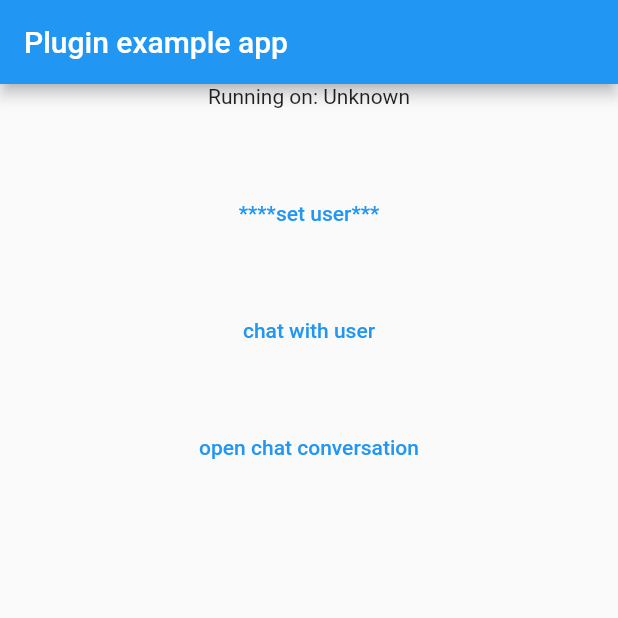
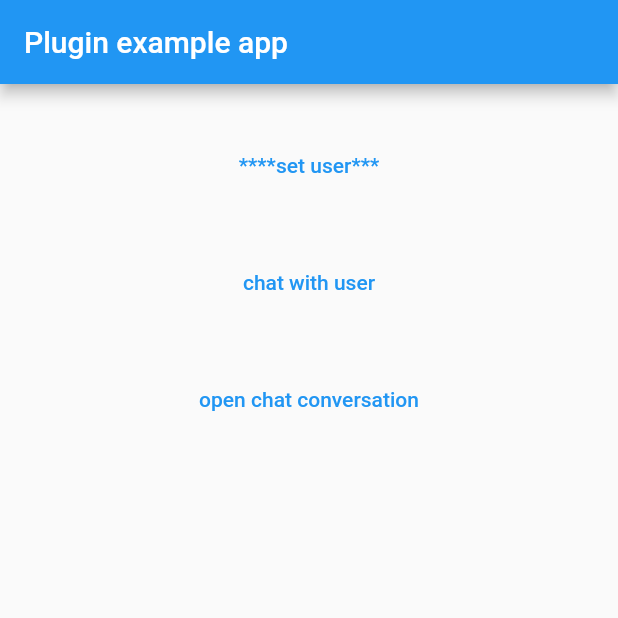
Before and after one commit to haohmaruru/chat-sdk-plugin, a Flutter app: the screen it shows after launch, on a phone screen of 412 x 824 dp, the top half of it. Run offline on Flutter 3.47's test engine with Material 2 defaults, Android fonts, the phone set to English and light mode, and no system bars; our stand-ins replace firebase_core, firebase_messaging, plugin_platform_interface; accounts and stored records are empty.

Commit message:
update 1.0.2

```diff
--- a/example/lib/main.dart
+++ b/example/lib/main.dart
@@ -1,11 +1,8 @@
-import 'dart:async';
-
 import 'package:chat_plugin_flutter/chat_plugin_flutter.dart';
 import 'package:chat_plugin_flutter/model/config.dart';
 import 'package:chat_plugin_flutter/model/user.dart';
 import 'package:firebase_core/firebase_core.dart';
 import 'package:flutter/material.dart';
-import 'package:flutter/services.dart';
 
 import 'PushNotificationManager.dart';
 
@@ -26,62 +23,30 @@ class _MyAppState extends State<MyApp> {
   String _platformVersion = 'Unknown';
 
   late final ChatPluginFlutter _chatFlutterPlugin = ChatPluginFlutter(config);
-// Dapp
-//   final HuraConfig config = HuraConfig(
-//     appId: 17,
-//     appKey: "B2D89AC8B8ECF",
-//     accountKey: "adminkey",
-//     iosConfig: IosConfig(
-//       storeUrl: "https://apps.apple.com/vn/app/vndirect/id1594533471",
-//       appGroupIdentifier: "group.vn.com.vndirect.stockchat",
-//     ),
-//   );
-//
-//   final user = ChatUser(
-//       id: 4785074606697392,
-//       username: "son1990",
-//       phone: "+84101000899",
-//       token: "0975295ac599d56c4129bdce1f5985bba994287X");
-//
-//   final userAnother = ChatUser(id: 4785074605935470, username: "Test123");
-
-  // hura
+  static const int your_app_id = 0; // must replace for your app
+  static const String your_app_key = ""; // must replace for your app
+  static const String your_account_key = ""; // must replace for your app
+  static const String your_store_url = ""; // must replace for your app
+  static const String your_app_group = ""; // must replace for your app ios
   final ChatConfig config = ChatConfig(
-      appId: 1,
-      appKey: "appKey",
-      accountKey: "adminkey",
+      appId: your_app_id,
+      appKey: your_app_key,
+      accountKey: your_account_key,
       iosConfig: IosConfig(
-        storeUrl: "https://apps.apple.com/vn/app/vndirect/id1594533471",
-        appGroupIdentifier: "group.hura.asia",
+        storeUrl: your_store_url,
+        appGroupIdentifier: your_app_group,
       ),
       androidConfig: AndroidConfig());
 
-  final user = ChatUser(
-      id: 2814749772802146,
-      username: "+84101000000",
-      phone: "+84101000000",
-      token: "0985beed219fe36442c0885a82a52630ec34993H");
+  final user = ChatUser(); // let set your user info
 
-  final userAnother = ChatUser(id: 2814749772645824, username: "0101111111");
+  final userAnother = ChatUser(); // let set your user info
 
   @override
   void initState() {
     super.initState();
     PushNotificationManager().init();
-    initPlatformState();
-  }
-
-  // Platform messages are asynchronous, so we initialize in an async method.
-  Future<void> initPlatformState() async {
-    String platformVersion;
-    // Platform messages may fail, so we use a try/catch PlatformException.
-    // We also handle the message potentially returning null.
-    try {
-      _chatFlutterPlugin.initChatSDK();
-      // _huraChatFlutterPlugin.setUser(user);
-    } on PlatformException {
-      platformVersion = 'Failed to get platform version.';
-    }
+    _chatFlutterPlugin.initChatSDK();
   }
 
   @override
@@ -94,7 +59,6 @@ class _MyAppState extends State<MyApp> {
         body: Center(
           child: Column(
             children: [
-              Text('Running on: $_platformVersion\n'),
               SizedBox(
                 height: 30,
               ),
@@ -112,7 +76,6 @@ class _MyAppState extends State<MyApp> {
               ),
               TextButton(
                 onPressed: () {
-                  // _huraChatFlutterPlugin.setUser(user);
                   _chatFlutterPlugin.openChatWithAnother(userAnother);
                 },
                 child: Text(
```
